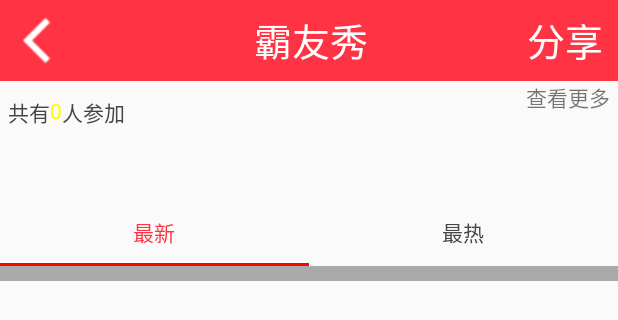
After one commit to UserNameBoss/GraduateAPP2, an Android app: the layout item_find_bayou_show.xml on its own in the app's theme, with its tools: preview values and no code run, on a phone screen of 412 x 824 dp. The commit adds this screen. Shown: the top 320 px of the screen. Run offline under Robolectric (Android 15) with nearby library versions, the phone set to English and light mode, and no system bars.

Commit message:
发现功能的霸友秀里面的视图

```diff
--- a/app/src/main/res/layout/frament__hot.xml
+++ b/app/src/main/res/layout/frament__hot.xml
@@ -15,7 +15,6 @@
             android:onClick="add"
             android:layout_width="0dp"
             android:layout_height="wrap_content"
-            android:layout_gravity="right"
             android:layout_weight="1"
             android:src="@drawable/icon_add"
             />
@@ -23,7 +22,7 @@
         <TextView
             android:layout_width="0dp"
             android:layout_height="match_parent"
-            android:layout_weight="1"
+            android:layout_weight="4"
             android:gravity="center"
             android:text="笑神来了"
             android:textColor="@android:color/white"
--- /dev/null
+++ b/app/src/main/res/layout/item_find_bayou_show.xml
@@ -0,0 +1,161 @@
+<?xml version="1.0" encoding="utf-8"?>
+<LinearLayout xmlns:android="http://schemas.android.com/apk/res/android"
+    android:orientation="vertical" android:layout_width="match_parent"
+    android:layout_height="match_parent">
+
+    <LinearLayout
+        android:layout_width="match_parent"
+        android:layout_height="wrap_content"
+        android:background="#ff3344"
+        android:orientation="horizontal">
+
+        <ImageView
+            android:id="@+id/ImageView_mes_back"
+            android:layout_width="wrap_content"
+            android:layout_height="wrap_content"
+            android:layout_weight="1"
+            android:src="@drawable/btn_back_0" />
+
+        <LinearLayout
+            android:gravity="center"
+            android:layout_width="wrap_content"
+            android:layout_height="match_parent"
+            android:layout_weight="10">
+
+            <TextView
+                android:layout_width="wrap_content"
+                android:layout_height="match_parent"
+                android:text="霸友秀"
+                android:gravity="center"
+                android:textColor="#FFFFFF"
+                android:textSize="25sp" />
+
+        </LinearLayout>
+
+        <TextView
+            android:id="@+id/_share"
+            android:text="分享"
+            android:layout_width="wrap_content"
+            android:layout_height="match_parent"
+            android:layout_weight="1"
+            android:textColor="#FFFFFF"
+            android:gravity="center"
+            android:textSize="25sp"/>
+    </LinearLayout>
+    <LinearLayout
+        android:layout_width="match_parent"
+        android:layout_height="wrap_content">
+        <ImageView
+            android:id="@+id/imageView_show_beautiful"
+            android:layout_width="wrap_content"
+            android:layout_height="wrap_content" />
+    </LinearLayout>
+    <RelativeLayout
+        android:layout_width="match_parent"
+        android:layout_height="30dp">
+        <TextView
+            android:text="共有"
+            android:textColor="#454545"
+            android:id="@+id/altogether"
+            android:layout_marginTop="10dp"
+            android:layout_width="wrap_content"
+            android:layout_height="wrap_content"
+            android:layout_marginLeft="5dp"
+            />
+        <TextView
+            android:text="0"
+            android:gravity="center"
+            android:layout_marginTop="10dp"
+            android:id="@+id/people_counts"
+            android:layout_width="wrap_content"
+            android:layout_height="wrap_content"
+            android:layout_toEndOf="@+id/altogether"
+            android:textColor="#ffff02"/>
+        <TextView
+            android:text="人参加"
+            android:textColor="#454545"
+            android:layout_marginTop="10dp"
+            android:layout_toEndOf="@+id/people_counts"
+            android:layout_width="wrap_content"
+            android:layout_height="wrap_content" />
+        <TextView
+            android:text="查看更多"
+            android:layout_width="wrap_content"
+            android:layout_height="wrap_content"
+            android:layout_alignParentRight="true"
+            android:layout_marginRight="5dp"
+            />
+    </RelativeLayout>
+    <LinearLayout
+        android:id="@+id/linearLayout_users"
+        android:layout_width="match_parent"
+        android:layout_height="50dp"
+        android:orientation="horizontal"
+        >
+
+    </LinearLayout>
+    <LinearLayout
+    android:layout_width="match_parent"
+    android:layout_height="wrap_content"
+    android:orientation="vertical">
+    <LinearLayout
+        android:layout_width="match_parent"
+        android:layout_height="match_parent"
+        android:id="@+id/linearLayout_title"
+        android:orientation="horizontal">
+
+        <TextView
+            android:id="@+id/textView_hot"
+            android:layout_width="0dp"
+            android:layout_height="match_parent"
+            android:layout_margin="10dp"
+            android:layout_weight="1"
+            android:gravity="center"
+            android:text="最新"
+            android:textColor="#ff3344"
+            />
+
+        <TextView
+            android:id="@+id/textView_essence"
+            android:layout_width="0dp"
+            android:layout_height="match_parent"
+            android:layout_margin="10dp"
+            android:layout_weight="1"
+            android:gravity="center"
+            android:text="最热"
+            android:textColor="#454545"/>
+        </LinearLayout>.
+
+
+
+    <LinearLayout
+        android:layout_width="match_parent"
+        android:layout_height="wrap_content"
+        android:orientation="horizontal"
+        android:id="@+id/linearLayout_line"
+        >
+
+
+        <ImageView
+            android:id="@+id/imageView_newest"
+            android:layout_width="0dp"
+            android:layout_height="2dp"
+            android:layout_weight="1"
+            android:background="#ff0000"
+
+            />
+        <ImageView
+            android:id="@+id/imageView_hottest"
+            android:layout_width="0dp"
+            android:layout_height="2dp"
+            android:layout_weight="1"
+            />
+    </LinearLayout>
+    </LinearLayout>
+    <TextView
+        android:layout_width="match_parent"
+        android:layout_height="10dp"
+        android:background="@android:color/darker_gray"
+        />
+
+</LinearLayout>
--- a/app/src/main/res/values/strings.xml
+++ b/app/src/main/res/values/strings.xml
@@ -3,4 +3,6 @@
 
     <!-- TODO: Remove or change this placeholder text -->
     <string name="hello_blank_fragment">Hello blank fragment</string>
+    <string name="near_invitation">附近的帖子</string>
+    <string name="near_people">附近的人</string>
 </resources>
```
Also changed, not shown: app/src/main/res/layout/item_find_bayou_show_head.xml (added, +18 -0 lines), app/src/main/res/layout/item_find_nearby.xml (added, +68 -0 lines), app/src/main/res/drawable/night_tab_title_first_1.png (added), app/src/main/res/drawable/night_tab_title_last_1.png (added).
